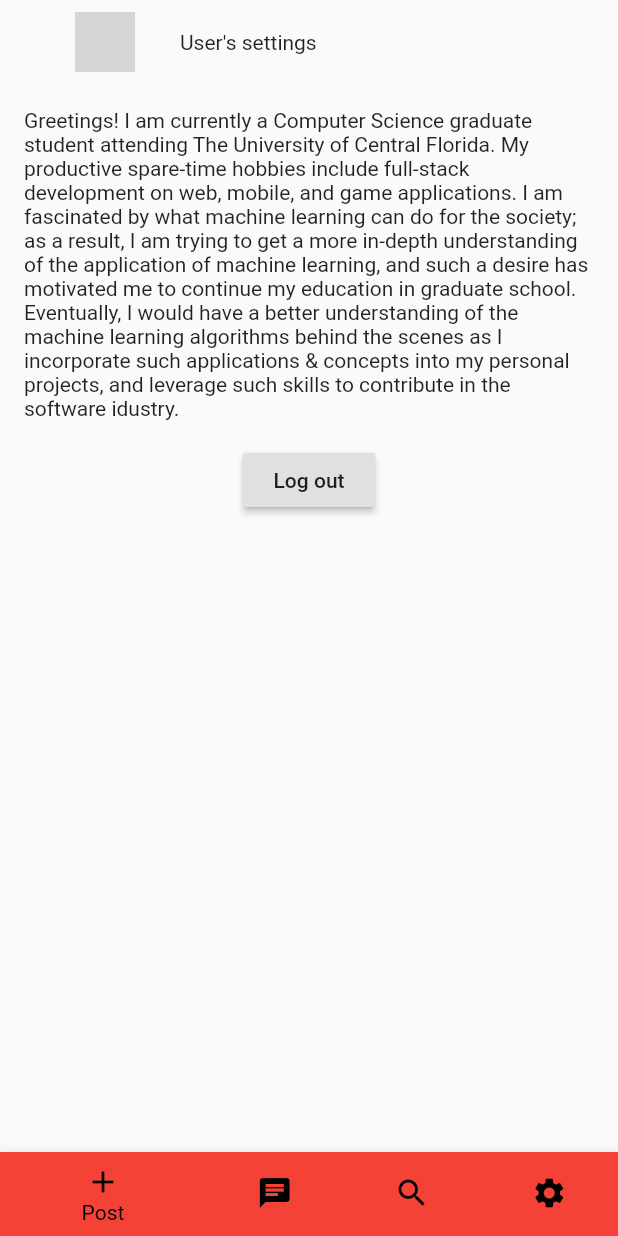
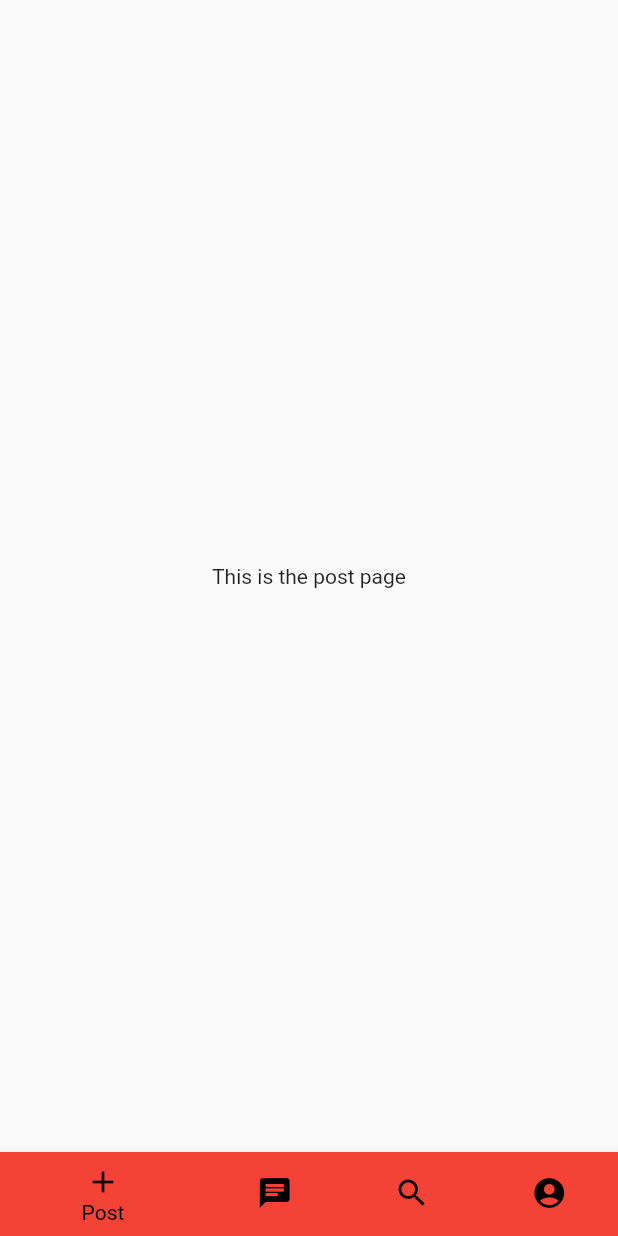
Before and after one commit to ElijahMSmith/StudentConnectionPlatformFrontEnd, a Flutter app: the screen it shows after launch, on a phone screen of 412 x 824 dp. Run offline on Flutter 3.47's test engine with Material 2 defaults, Android fonts, the phone set to English and light mode, and no system bars; grey boxes are pictures that could not be loaded.

Commit message:
updates
added a navbar helper widget for navigating between scenes

```diff
--- /dev/null
+++ b/student_connection_platform_frontend/lib/constants.dart
@@ -0,0 +1,24 @@
+import 'package:flutter/material.dart';
+
+List<BottomNavigationBarItem> ourBottomNavBar()
+{
+  return const <BottomNavigationBarItem>
+  [
+    BottomNavigationBarItem(
+        backgroundColor: Colors.red,
+        icon: Icon(Icons.add, color: Colors.black),
+        label: 'Post'),
+    BottomNavigationBarItem(
+        backgroundColor: Colors.green,
+        icon: Icon(Icons.chat, color: Colors.black),
+        label: 'Chat'),
+    BottomNavigationBarItem(
+        backgroundColor: Colors.purple,
+        icon: Icon(Icons.search, color: Colors.black),
+        label: 'Match'),
+    BottomNavigationBarItem(
+        backgroundColor: Colors.pink,
+        icon: Icon(Icons.account_circle, color: Colors.black),
+        label: 'Account'),
+  ];
+}
--- a/student_connection_platform_frontend/lib/main.dart
+++ b/student_connection_platform_frontend/lib/main.dart
@@ -1,8 +1,13 @@
 import 'package:flutter/material.dart';
+import 'package:student_connection_platform_frontend/constants.dart';
+import 'package:student_connection_platform_frontend/pages_by_leo/dm_chat.dart';
+import 'package:student_connection_platform_frontend/pages_by_leo/match_maker.dart';
+import 'package:student_connection_platform_frontend/pages_by_leo/post_page.dart';
 import 'pages/signin.dart';
 import 'pages/signup.dart';
 import 'pages/content_frame.dart';
 import 'pages_by_leo/profile_page.dart';
+
 
 final String appName = "NameTBD";
 
@@ -30,14 +35,64 @@ class AppHome extends StatelessWidget
           // is not restarted.
           primarySwatch: Colors.teal,
         ),
-        initialRoute: ProfilePage.routeId,
-        routes:
-        {
-          // use static strings for the route id as a way to avoid typos
-          SigninForm.routeId: (context) => SigninForm(appName),
-          SignupForm.routeId: (context) => SignupForm(appName),
-          ContentFrame.routeId: (context) => ContentFrame(appName),
-          ProfilePage.routeId: (context) => ProfilePage(),
-        });
+
+        // todo I think the default page should be the match maker,
+        // we could potentially have the user decide but we'll see
+        home: NavigationHelperWidget(),
+        // initialRoute: ProfilePage.routeId,
+        // routes:
+        // {
+        //   // use static strings for the route id as a way to avoid typos
+        //   SigninForm.routeId: (context) => SigninForm(appName),
+        //   SignupForm.routeId: (context) => SignupForm(appName),
+        //   ContentFrame.routeId: (context) => ContentFrame(appName),
+        //   ProfilePage.routeId: (context) => ProfilePage(),
+        // }
+    );
   }
 }
+
+
+// this helper widget will help avoid circular dependencies among the other dart files
+class NavigationHelperWidget extends StatefulWidget
+{
+  @override
+  _NavigationHelperWidgetState createState() => _NavigationHelperWidgetState();
+}
+
+class _NavigationHelperWidgetState extends State<NavigationHelperWidget>
+{
+
+  int _selectedIndex = 0;
+  final List<Widget> pages =
+  [
+    PostPage(),
+    DMChat(),
+    MatchMaker(),
+    ProfilePage(),
+  ];
+
+    // navigate to the page based on the index selected
+  // one approach is to use a switch statement on the index selected
+  void _onItemTapped(int bottomNavButtonIndex)
+  {
+    _selectedIndex = bottomNavButtonIndex;
+    setState(() {});
+  }
+
+  @override
+  Widget build(BuildContext context)
+  {
+    return Scaffold(
+      body: pages[_selectedIndex],
+
+      // https://api.flutter.dev/flutter/material/BottomNavigationBar-class.html
+      // https://www.youtube.com/watch?v=elLkVWt7gRM&ab_channel=ProgrammingAddict
+      bottomNavigationBar: BottomNavigationBar(
+        items: ourBottomNavBar(),
+        currentIndex: _selectedIndex,
+        selectedItemColor: Colors.black,
+        onTap: _onItemTapped),
+    );
+  }
+}
--- /dev/null
+++ b/student_connection_platform_frontend/lib/pages_by_leo/post_page.dart
@@ -0,0 +1,30 @@
+import 'package:flutter/material.dart';
+import '../constants.dart';
+
+// TODO probably should use a state management package as opposed to a stateful widget
+
+class PostPage extends StatefulWidget
+{
+  static const String routeId = 'post_page';
+
+  @override
+  _PostPageState createState() => _PostPageState();
+}
+
+class _PostPageState extends State<PostPage>
+{
+
+  @override
+  Widget build(BuildContext context)
+  {
+    return Scaffold(
+      body: SafeArea(
+        child: Center(
+          child: Container(
+            child: Text('This is the post page'),
+            ),
+          ),
+      ),
+    );
+  }
+}
--- a/student_connection_platform_frontend/lib/pages_by_leo/profile_page.dart
+++ b/student_connection_platform_frontend/lib/pages_by_leo/profile_page.dart
@@ -1,4 +1,6 @@
 import 'package:flutter/material.dart';
+import 'package:student_connection_platform_frontend/pages_by_leo/match_maker.dart';
+import '../constants.dart';
 
 class ProfilePage extends StatefulWidget
 {
@@ -10,9 +12,6 @@ class ProfilePage extends StatefulWidget
 
 class _ProfilePageState extends State<ProfilePage>
 {
-
-  int _selectedIndex = 0;
-
   final aboutMe = [
     'Greetings! I am currently a Computer Science graduate student attending ',
     'The University of Central Florida. My productive spare-time ',
@@ -25,27 +24,19 @@ class _ProfilePageState extends State<ProfilePage>
     'and leverage such skills to contribute in the software idustry.'
   ];
 
-  final aboutMeBuffer = StringBuffer();
-
-
   // navigate to the page based on the index selected
   // one approach is to use a switch statement on the index selected
   void _onItemTapped(int bottomNavButtonIndex)
   {
     _selectedIndex = bottomNavButtonIndex;
-    setState((){});
-
-    switch (_selectedIndex)
-    {
-      // todo navigate to the proper page
-    }
+    setState(() {});
   }
 
   /// initialize the buffer.
   /// Note that this method
   /// clears out any contents
   /// previously inside.
-  void fillBufferFromList(StringBuffer b, List < String > l)
+  void fillBufferFromList(StringBuffer b, List<String> l)
   {
     if (b.isNotEmpty)
     {
@@ -57,37 +48,43 @@ class _ProfilePageState extends State<ProfilePage>
 
   SingleChildScrollView bioSection({
     Widget body = const Text('bio text'),
-    EdgeInsetsGeometry padding = const EdgeInsets.all(16.0),})
+    EdgeInsetsGeometry padding = const EdgeInsets.all(16.0),
+  })
   {
     return SingleChildScrollView(
-      child: Padding(
-        padding: padding,
-        child: body
-      ),
+      child: Padding(padding: padding, child: body),
     );
   }
 
+  int _selectedIndex = 0;
+  StringBuffer aboutMeBuffer;
 
+  @override
+  void initState()
+  {
+    // TODO: implement initState
+    super.initState();
+    aboutMeBuffer = StringBuffer();
+    fillBufferFromList(aboutMeBuffer, aboutMe);
+  }
 
   @override
   Widget build(BuildContext context)
   {
-    fillBufferFromList(aboutMeBuffer, aboutMe);
-
     return Scaffold(
       body: SafeArea(
         child: Container(
           child: Column(
             crossAxisAlignment: CrossAxisAlignment.center,
-                  children: <Widget> [
+            children: <Widget>[
               // for picture and text
               Padding(
                 padding: const EdgeInsets.fromLTRB(50, 8, 8, 8),
                 child: Row(
                   children: [
                     CircleAvatar(
-                            backgroundImage: AssetImage('please profile pic here')
-                          ),
+                        backgroundImage: AssetImage('assets/baby_yoda.jpg'),
+                        radius: 40),
                     SizedBox(width: 30),
                     Text('User\'s settings')
                   ],
@@ -96,49 +93,19 @@ class _ProfilePageState extends State<ProfilePage>
 
               // bio text
               Container(
-                      child: bioSection(body: SelectableText(
-                        aboutMeBuffer.toString()
-                      ))
+                  child: bioSection(
+                      body: SelectableText(aboutMeBuffer.toString())
+                )
               ),
-
               // log out button
-                    RaisedButton(onPressed: () => print('log out'),child: Text('Log out'),),
-
+              RaisedButton(
+                onPressed: () => print('log out'),
+                child: Text('Log out'),
+              ),
             ],
-
           ),
         ),
       ),
-
-      // https://api.flutter.dev/flutter/material/BottomNavigationBar-class.html
-      // https://www.youtube.com/watch?v=elLkVWt7gRM&ab_channel=ProgrammingAddict
-      bottomNavigationBar: BottomNavigationBar(items:
-      const <BottomNavigationBarItem>
-      [
-          BottomNavigationBarItem(
-          backgroundColor: Colors.red,
-          icon: Icon(Icons.add, color: Colors.black),
-          label: 'Post'),
-
-          BottomNavigationBarItem(
-          backgroundColor: Colors.green,
-          icon: Icon(Icons.chat, color: Colors.black),
-          label: 'Chat'),
-
-          BottomNavigationBarItem(
-          backgroundColor: Colors.purple,
-          icon: Icon(Icons.search, color: Colors.black),
-          label: 'Search'),
-
-          BottomNavigationBarItem(
-          backgroundColor: Colors.pink,
-          icon: Icon(Icons.settings, color: Colors.black),
-          label: 'Settings'),
-
-      ],
-      currentIndex: _selectedIndex,
-      selectedItemColor: Colors.black,
-      onTap: _onItemTapped),
     );
   }
 }
--- a/student_connection_platform_frontend/pubspec.yaml
+++ b/student_connection_platform_frontend/pubspec.yaml
@@ -43,6 +43,8 @@ flutter:
   # included with your application, so that you can use the icons in
   # the material Icons class.
   uses-material-design: true
+  assets:
+    - assets/
 
   # To add assets to your application, add an assets section, like this:
   # assets:
```
Also changed, not shown: student_connection_platform_frontend/lib/pages_by_leo/dm_chat.dart (added, +22 -0 lines), student_connection_platform_frontend/lib/pages_by_leo/match_maker.dart (added, +30 -0 lines), student_connection_platform_frontend/assets/baby_yoda.jpg (added). Lines whose indentation alone changed are shown as unchanged.
